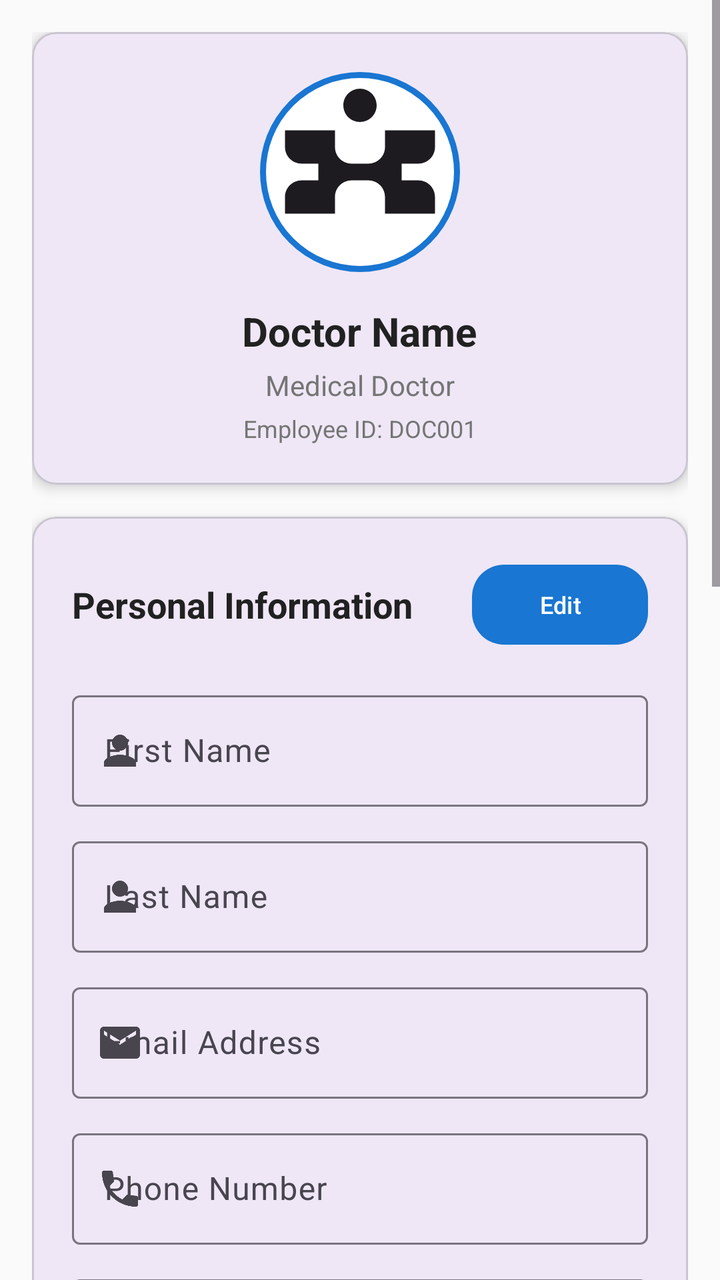
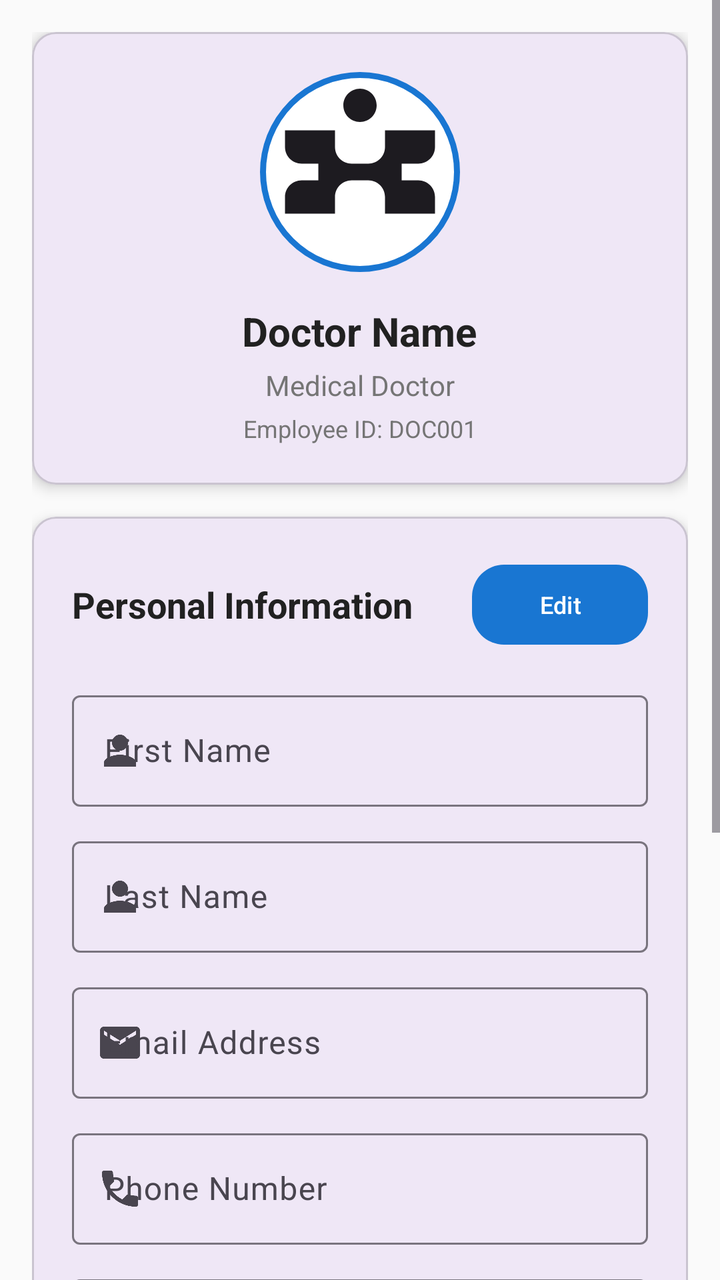

The first picture is an Android layout as it rendered before a commit; the second is the same layout after the commit. The layout source and the unified diff follow.
<!-- AndroidManifest.xml: application theme Theme.H_CAS -->
<!-- res/layout/fragment_doctor_profile.xml -->
<?xml version="1.0" encoding="utf-8"?>
<ScrollView xmlns:android="http://schemas.android.com/apk/res/android"
    xmlns:app="http://schemas.android.com/apk/res-auto"
    android:layout_width="match_parent"
    android:layout_height="match_parent"
    android:background="@color/background_light"
    android:fillViewport="true">

    <LinearLayout
        android:layout_width="match_parent"
        android:layout_height="wrap_content"
        android:orientation="vertical"
        android:padding="16dp">

        
        <com.google.android.material.card.MaterialCardView
            android:layout_width="match_parent"
            android:layout_height="wrap_content"
            android:layout_marginBottom="16dp"
            app:cardCornerRadius="12dp"
            app:cardElevation="4dp">

            <LinearLayout
                android:layout_width="match_parent"
                android:layout_height="wrap_content"
                android:orientation="vertical"
                android:padding="20dp"
                android:gravity="center">

                
                <ImageView
                    android:id="@+id/profileImageView"
                    android:layout_width="100dp"
                    android:layout_height="100dp"
                    android:layout_marginBottom="16dp"
                    android:src="@drawable/ic_doctor_avatar"
                    android:background="@drawable/doctor_avatar_background"
                    android:scaleType="centerCrop"
                    android:clickable="true"
                    android:focusable="true" />

                <TextView
                    android:id="@+id/doctorNameTextView"
                    android:layout_width="wrap_content"
                    android:layout_height="wrap_content"
                    android:text="Doctor Name"
                    android:textSize="20sp"
                    android:textStyle="bold"
                    android:textColor="@color/text_primary" />

                <TextView
                    android:id="@+id/doctorRoleTextView"
                    android:layout_width="wrap_content"
                    android:layout_height="wrap_content"
                    android:layout_marginTop="4dp"
                    android:text="Medical Doctor"
                    android:textSize="14sp"
                    android:textColor="@color/text_secondary" />

                <TextView
                    android:id="@+id/doctorIdTextView"
                    android:layout_width="wrap_content"
                    android:layout_height="wrap_content"
                    android:layout_marginTop="4dp"
                    android:text="Employee ID: DOC001"
                    android:textSize="12sp"
                    android:textColor="@color/text_secondary" />

            </LinearLayout>

        </com.google.android.material.card.MaterialCardView>

        
        <com.google.android.material.card.MaterialCardView
            android:layout_width="match_parent"
            android:layout_height="wrap_content"
            android:layout_marginBottom="16dp"
            app:cardCornerRadius="12dp"
            app:cardElevation="4dp">

            <LinearLayout
                android:layout_width="match_parent"
                android:layout_height="wrap_content"
                android:orientation="vertical"
                android:padding="20dp">

                <LinearLayout
                    android:layout_width="match_parent"
                    android:layout_height="wrap_content"
                    android:orientation="horizontal"
                    android:gravity="center_vertical"
                    android:layout_marginBottom="16dp">

                    <TextView
                        android:layout_width="0dp"
                        android:layout_height="wrap_content"
                        android:layout_weight="1"
                        android:text="Personal Information"
                        android:textSize="18sp"
                        android:textStyle="bold"
                        android:textColor="@color/text_primary" />

                    <com.google.android.material.button.MaterialButton
                        android:id="@+id/editPersonalInfoButton"
                        android:layout_width="wrap_content"
                        android:layout_height="wrap_content"
                        android:text="Edit"
                        android:textSize="12sp"
                        app:cornerRadius="16dp"
                        app:backgroundTint="@color/primary_blue"
                        android:textColor="@color/white" />

                </LinearLayout>

                
                <com.google.android.material.textfield.TextInputLayout
                    android:layout_width="match_parent"
                    android:layout_height="wrap_content"
                    android:layout_marginBottom="12dp"
                    android:hint="First Name"
                    app:startIconDrawable="@drawable/ic_person">

                    <com.google.android.material.textfield.TextInputEditText
                        android:id="@+id/inputFirstName"
                        android:layout_width="match_parent"
                        android:layout_height="wrap_content"
                        android:textSize="16sp"
                        android:inputType="textPersonName" />

                </com.google.android.material.textfield.TextInputLayout>

                <com.google.android.material.textfield.TextInputLayout
                    android:layout_width="match_parent"
                    android:layout_height="wrap_content"
                    android:layout_marginBottom="12dp"
                    android:hint="Last Name"
                    app:startIconDrawable="@drawable/ic_person">

                    <com.google.android.material.textfield.TextInputEditText
                        android:id="@+id/inputLastName"
                        android:layout_width="match_parent"
                        android:layout_height="wrap_content"
                        android:textSize="16sp"
                        android:inputType="textPersonName" />

                </com.google.android.material.textfield.TextInputLayout>

                <com.google.android.material.textfield.TextInputLayout
                    android:layout_width="match_parent"
                    android:layout_height="wrap_content"
                    android:layout_marginBottom="12dp"
                    android:hint="Email Address"
                    app:startIconDrawable="@drawable/ic_email">

                    <com.google.android.material.textfield.TextInputEditText
                        android:id="@+id/inputEmail"
                        android:layout_width="match_parent"
                        android:layout_height="wrap_content"
                        android:textSize="16sp"
                        android:inputType="textEmailAddress" />

                </com.google.android.material.textfield.TextInputLayout>

                <com.google.android.material.textfield.TextInputLayout
                    android:layout_width="match_parent"
                    android:layout_height="wrap_content"
                    android:layout_marginBottom="12dp"
                    android:hint="Phone Number"
                    app:startIconDrawable="@drawable/ic_phone">

                    <com.google.android.material.textfield.TextInputEditText
                        android:id="@+id/inputPhone"
                        android:layout_width="match_parent"
                        android:layout_height="wrap_content"
                        android:textSize="16sp"
                        android:inputType="phone" />

                </com.google.android.material.textfield.TextInputLayout>

                <com.google.android.material.textfield.TextInputLayout
                    android:layout_width="match_parent"
                    android:layout_height="wrap_content"
                    android:layout_marginBottom="12dp"
                    android:hint="Address"
                    app:startIconDrawable="@drawable/ic_location">

                    <com.google.android.material.textfield.TextInputEditText
                        android:id="@+id/inputAddress"
                        android:layout_width="match_parent"
                        android:layout_height="wrap_content"
                        android:textSize="16sp"
                        android:inputType="textPostalAddress" />

                </com.google.android.material.textfield.TextInputLayout>

            </LinearLayout>

        </com.google.android.material.card.MaterialCardView>

        
        <com.google.android.material.card.MaterialCardView
            android:layout_width="match_parent"
            android:layout_height="wrap_content"
            android:layout_marginBottom="16dp"
            app:cardCornerRadius="12dp"
            app:cardElevation="4dp">

            <LinearLayout
                android:layout_width="match_parent"
                android:layout_height="wrap_content"
                android:orientation="vertical"
                android:padding="20dp">

                <LinearLayout
                    android:layout_width="match_parent"
                    android:layout_height="wrap_content"
                    android:orientation="horizontal"
                    android:gravity="center_vertical"
                    android:layout_marginBottom="16dp">

                    <TextView
                        android:layout_width="0dp"
                        android:layout_height="wrap_content"
                        android:layout_weight="1"
                        android:text="Professional Information"
                        android:textSize="18sp"
                        android:textStyle="bold"
                        android:textColor="@color/text_primary" />

                    <com.google.android.material.button.MaterialButton
                        android:id="@+id/editProfessionalInfoButton"
                        android:layout_width="wrap_content"
                        android:layout_height="wrap_content"
                        android:text="Edit"
                        android:textSize="12sp"
                        app:cornerRadius="16dp"
                        app:backgroundTint="@color/primary_blue"
                        android:textColor="@color/white" />

                </LinearLayout>

                <com.google.android.material.textfield.TextInputLayout
                    android:layout_width="match_parent"
                    android:layout_height="wrap_content"
                    android:layout_marginBottom="12dp"
                    android:hint="License Number"
                    app:startIconDrawable="@drawable/ic_badge">

                    <com.google.android.material.textfield.TextInputEditText
                        android:id="@+id/inputLicenseNumber"
                        android:layout_width="match_parent"
                        android:layout_height="wrap_content"
                        android:textSize="16sp"
                        android:inputType="text" />

                </com.google.android.material.textfield.TextInputLayout>

                <com.google.android.material.textfield.TextInputLayout
                    android:layout_width="match_parent"
                    android:layout_height="wrap_content"
                    android:layout_marginBottom="12dp"
                    android:hint="Specialization"
                    app:startIconDrawable="@drawable/ic_medical_services">

                    <com.google.android.material.textfield.TextInputEditText
                        android:id="@+id/inputSpecialization"
                        android:layout_width="match_parent"
                        android:layout_height="wrap_content"
                        android:textSize="16sp"
                        android:inputType="text" />

                </com.google.android.material.textfield.TextInputLayout>

                <com.google.android.material.textfield.TextInputLayout
                    android:layout_width="match_parent"
                    android:layout_height="wrap_content"
                    android:layout_marginBottom="12dp"
                    android:hint="Years of Experience"
                    app:startIconDrawable="@drawable/ic_schedule">

                    <com.google.android.material.textfield.TextInputEditText
                        android:id="@+id/inputExperience"
                        android:layout_width="match_parent"
                        android:layout_height="wrap_content"
                        android:textSize="16sp"
                        android:inputType="number" />

                </com.google.android.material.textfield.TextInputLayout>

                <com.google.android.material.textfield.TextInputLayout
                    android:layout_width="match_parent"
                    android:layout_height="wrap_content"
                    android:layout_marginBottom="12dp"
                    android:hint="Department"
                    app:startIconDrawable="@drawable/ic_business">

                    <com.google.android.material.textfield.TextInputEditText
                        android:id="@+id/inputDepartment"
                        android:layout_width="match_parent"
                        android:layout_height="wrap_content"
                        android:textSize="16sp"
                        android:inputType="text" />

                </com.google.android.material.textfield.TextInputLayout>

            </LinearLayout>

        </com.google.android.material.card.MaterialCardView>

        
        <com.google.android.material.card.MaterialCardView
            android:layout_width="match_parent"
            android:layout_height="wrap_content"
            android:layout_marginBottom="16dp"
            app:cardCornerRadius="12dp"
            app:cardElevation="4dp">

            <LinearLayout
                android:layout_width="match_parent"
                android:layout_height="wrap_content"
                android:orientation="vertical"
                android:padding="20dp">

                <TextView
                    android:layout_width="wrap_content"
                    android:layout_height="wrap_content"
                    android:layout_marginBottom="16dp"
                    android:text="Account Settings"
                    android:textSize="18sp"
                    android:textStyle="bold"
                    android:textColor="@color/text_primary" />

                <com.google.android.material.button.MaterialButton
                    android:id="@+id/changePasswordButton"
                    android:layout_width="match_parent"
                    android:layout_height="56dp"
                    android:layout_marginBottom="8dp"
                    android:text="Change Password"
                    android:textSize="16sp"
                    app:icon="@drawable/ic_lock"
                    app:iconGravity="textStart"
                    app:cornerRadius="8dp"
                    app:backgroundTint="@color/warning_orange"
                    android:textColor="@color/white" />

                <com.google.android.material.button.MaterialButton
                    android:id="@+id/saveProfileButton"
                    android:layout_width="match_parent"
                    android:layout_height="56dp"
                    android:layout_marginBottom="8dp"
                    android:text="Save Profile Changes"
                    android:textSize="16sp"
                    app:icon="@drawable/ic_save"
                    app:iconGravity="textStart"
                    app:cornerRadius="8dp"
                    app:backgroundTint="@color/success_green"
                    android:textColor="@color/white" />

            </LinearLayout>

        </com.google.android.material.card.MaterialCardView>

    </LinearLayout>

</ScrollView>
<!-- resources referenced by this layout -->
<resources>
  <color name="background_light">#FAFAFA</color>
  <color name="primary_blue">#1976D2</color>
  <color name="success_green">#4CAF50</color>
  <color name="text_primary">#212121</color>
  <color name="text_secondary">#757575</color>
  <color name="warning_orange">#FF9800</color>
  <color name="white">#FFFFFFFF</color>
  <!-- drawable doctor_avatar_background (drawable) -->
  <?xml version="1.0" encoding="utf-8"?>
  <shape xmlns:android="http://schemas.android.com/apk/res/android"
      android:shape="oval">
      
      <solid android:color="@color/white" />
      
      <stroke
          android:width="3dp"
          android:color="@color/primary_blue" />
          
  </shape>
  <!-- drawable ic_badge (drawable) -->
  <vector xmlns:android="http://schemas.android.com/apk/res/android"
      android:width="24dp"
      android:height="24dp"
      android:viewportWidth="24"
      android:viewportHeight="24"
      android:tint="?attr/colorOnSurface">
    <path
        android:fillColor="@android:color/white"
        android:pathData="M12,2C13.1,2 14,2.9 14,4C14,5.1 13.1,6 12,6C10.9,6 10,5.1 10,4C10,2.9 10.9,2 12,2ZM21,9V7L15,7V9C15,10.1 14.1,11 13,11H11C9.9,11 9,10.1 9,9V7H3V9C3,10.1 3.9,11 5,11H7V13H5C3.9,13 3,13.9 3,15V17H9V15C9,13.9 9.9,13 11,13H13C14.1,13 15,13.9 15,15V17H21V15C21,13.9 20.1,13 19,13H17V11H19C20.1,11 21,10.1 21,9Z"/>
  </vector>
  <!-- drawable ic_business (drawable) -->
  <vector xmlns:android="http://schemas.android.com/apk/res/android"
      android:width="24dp"
      android:height="24dp"
      android:viewportWidth="24"
      android:viewportHeight="24"
      android:tint="?attr/colorOnSurface">
    <path
        android:fillColor="@android:color/white"
        android:pathData="M12,7V3H2v18h20V7H12zM6,19H4v-2h2V19zM6,15H4v-2h2V15zM6,11H4V9h2V11zM6,7H4V5h2V7zM10,19H8v-2h2V19zM10,15H8v-2h2V15zM10,11H8V9h2V11zM10,7H8V5h2V7zM20,19h-8v-2h2v-2h-2v-2h2v-2h-2V9h8V19zM18,11h-2v2h2V11zM18,15h-2v2h2V15z"/>
  </vector>
  <!-- drawable ic_medical_services (drawable) -->
  <vector xmlns:android="http://schemas.android.com/apk/res/android"
      android:width="24dp"
      android:height="24dp"
      android:viewportWidth="24"
      android:viewportHeight="24"
      android:tint="?attr/colorOnSurface">
    <path
        android:fillColor="@android:color/white"
        android:pathData="M19.8,2l-8.2,6.5L3.2,2C2.9,1.8 2.4,1.8 2.1,2.1 1.8,2.4 1.8,2.9 2.1,3.2L10,9.5v9.5c0,0.6 0.4,1 1,1s1,-0.4 1,-1v-9.5l7.9,-6.3c0.3,-0.3 0.3,-0.8 0,-1.1C20.6,1.8 20.1,1.8 19.8,2z"/>
  </vector>
  <!-- drawable ic_person (drawable) -->
  <vector xmlns:android="http://schemas.android.com/apk/res/android"
      android:width="24dp"
      android:height="24dp"
      android:viewportWidth="24"
      android:viewportHeight="24"
      android:tint="?attr/colorOnSurface">
    <path
        android:fillColor="@android:color/white"
        android:pathData="M12,12c2.21,0 4,-1.79 4,-4s-1.79,-4 -4,-4 -4,1.79 -4,4 1.79,4 4,4zM12,14c-2.67,0 -8,1.34 -8,4v2h16v-2c0,-2.66 -5.33,-4 -8,-4z"/>
  </vector>
  <!-- drawable ic_schedule (drawable) -->
  <vector xmlns:android="http://schemas.android.com/apk/res/android"
      android:width="24dp"
      android:height="24dp"
      android:viewportWidth="24"
      android:viewportHeight="24"
      android:tint="?attr/colorOnSurface">
    <path
        android:fillColor="@android:color/white"
        android:pathData="M11.99,2C6.47,2 2,6.48 2,12s4.47,10 9.99,10C17.52,22 22,17.52 22,12S17.52,2 11.99,2zM12,20c-4.42,0 -8,-3.58 -8,-8s3.58,-8 8,-8 8,3.58 8,8 -3.58,8 -8,8zM12.5,7H11v6l5.25,3.15 0.75,-1.23 -4.5,-2.67z"/>
  </vector>
  <style name="Theme.H_CAS" parent="Base.Theme.H_CAS" />
  <style name="Base.Theme.H_CAS" parent="Theme.Material3.DayNight.NoActionBar">
          
          
      </style>
  <!-- unchanged entries left out for length: 6 -->
</resources>

<!-- the commit's change to res/layout/fragment_doctor_profile.xml (unified diff, before → after) -->
@@ -211,116 +211,6 @@
                 android:orientation="vertical"
                 android:padding="20dp">
 
-                <LinearLayout
-                    android:layout_width="match_parent"
-                    android:layout_height="wrap_content"
-                    android:orientation="horizontal"
-                    android:gravity="center_vertical"
-                    android:layout_marginBottom="16dp">
-
-                    <TextView
-                        android:layout_width="0dp"
-                        android:layout_height="wrap_content"
-                        android:layout_weight="1"
-                        android:text="Professional Information"
-                        android:textSize="18sp"
-                        android:textStyle="bold"
-                        android:textColor="@color/text_primary" />
-
-                    <com.google.android.material.button.MaterialButton
-                        android:id="@+id/editProfessionalInfoButton"
-                        android:layout_width="wrap_content"
-                        android:layout_height="wrap_content"
-                        android:text="Edit"
-                        android:textSize="12sp"
-                        app:cornerRadius="16dp"
-                        app:backgroundTint="@color/primary_blue"
-                        android:textColor="@color/white" />
-
-                </LinearLayout>
-
-                <com.google.android.material.textfield.TextInputLayout
-                    android:layout_width="match_parent"
-                    android:layout_height="wrap_content"
-                    android:layout_marginBottom="12dp"
-                    android:hint="License Number"
-                    app:startIconDrawable="@drawable/ic_badge">
-
-                    <com.google.android.material.textfield.TextInputEditText
-                        android:id="@+id/inputLicenseNumber"
-                        android:layout_width="match_parent"
-                        android:layout_height="wrap_content"
-                        android:textSize="16sp"
-                        android:inputType="text" />
-
-                </com.google.android.material.textfield.TextInputLayout>
-
-                <com.google.android.material.textfield.TextInputLayout
-                    android:layout_width="match_parent"
-                    android:layout_height="wrap_content"
-                    android:layout_marginBottom="12dp"
-                    android:hint="Specialization"
-                    app:startIconDrawable="@drawable/ic_medical_services">
-
-                    <com.google.android.material.textfield.TextInputEditText
-                        android:id="@+id/inputSpecialization"
-                        android:layout_width="match_parent"
-                        android:layout_height="wrap_content"
-                        android:textSize="16sp"
-                        android:inputType="text" />
-
-                </com.google.android.material.textfield.TextInputLayout>
-
-                <com.google.android.material.textfield.TextInputLayout
-                    android:layout_width="match_parent"
-                    android:layout_height="wrap_content"
-                    android:layout_marginBottom="12dp"
-                    android:hint="Years of Experience"
-                    app:startIconDrawable="@drawable/ic_schedule">
-
-                    <com.google.android.material.textfield.TextInputEditText
-                        android:id="@+id/inputExperience"
-                        android:layout_width="match_parent"
-                        android:layout_height="wrap_content"
-                        android:textSize="16sp"
-                        android:inputType="number" />
-
-                </com.google.android.material.textfield.TextInputLayout>
-
-                <com.google.android.material.textfield.TextInputLayout
-                    android:layout_width="match_parent"
-                    android:layout_height="wrap_content"
-                    android:layout_marginBottom="12dp"
-                    android:hint="Department"
-                    app:startIconDrawable="@drawable/ic_business">
-
-                    <com.google.android.material.textfield.TextInputEditText
-                        android:id="@+id/inputDepartment"
-                        android:layout_width="match_parent"
-                        android:layout_height="wrap_content"
-                        android:textSize="16sp"
-                        android:inputType="text" />
-
-                </com.google.android.material.textfield.TextInputLayout>
-
-            </LinearLayout>
-
-        </com.google.android.material.card.MaterialCardView>
-
-        
-        <com.google.android.material.card.MaterialCardView
-            android:layout_width="match_parent"
-            android:layout_height="wrap_content"
-            android:layout_marginBottom="16dp"
-            app:cardCornerRadius="12dp"
-            app:cardElevation="4dp">
-
-            <LinearLayout
-                android:layout_width="match_parent"
-                android:layout_height="wrap_content"
-                android:orientation="vertical"
-                android:padding="20dp">
-
                 <TextView
                     android:layout_width="wrap_content"
                     android:layout_height="wrap_content"
<!-- resource entries referenced after the edit -->
@@ -19,39 +19,6 @@
           android:color="@color/primary_blue" />
           
   </shape>
-  <!-- drawable ic_badge (drawable) -->
-  <vector xmlns:android="http://schemas.android.com/apk/res/android"
-      android:width="24dp"
-      android:height="24dp"
-      android:viewportWidth="24"
-      android:viewportHeight="24"
-      android:tint="?attr/colorOnSurface">
-    <path
-        android:fillColor="@android:color/white"
-        android:pathData="M12,2C13.1,2 14,2.9 14,4C14,5.1 13.1,6 12,6C10.9,6 10,5.1 10,4C10,2.9 10.9,2 12,2ZM21,9V7L15,7V9C15,10.1 14.1,11 13,11H11C9.9,11 9,10.1 9,9V7H3V9C3,10.1 3.9,11 5,11H7V13H5C3.9,13 3,13.9 3,15V17H9V15C9,13.9 9.9,13 11,13H13C14.1,13 15,13.9 15,15V17H21V15C21,13.9 20.1,13 19,13H17V11H19C20.1,11 21,10.1 21,9Z"/>
-  </vector>
-  <!-- drawable ic_business (drawable) -->
-  <vector xmlns:android="http://schemas.android.com/apk/res/android"
-      android:width="24dp"
-      android:height="24dp"
-      android:viewportWidth="24"
-      android:viewportHeight="24"
-      android:tint="?attr/colorOnSurface">
-    <path
-        android:fillColor="@android:color/white"
-        android:pathData="M12,7V3H2v18h20V7H12zM6,19H4v-2h2V19zM6,15H4v-2h2V15zM6,11H4V9h2V11zM6,7H4V5h2V7zM10,19H8v-2h2V19zM10,15H8v-2h2V15zM10,11H8V9h2V11zM10,7H8V5h2V7zM20,19h-8v-2h2v-2h-2v-2h2v-2h-2V9h8V19zM18,11h-2v2h2V11zM18,15h-2v2h2V15z"/>
-  </vector>
-  <!-- drawable ic_medical_services (drawable) -->
-  <vector xmlns:android="http://schemas.android.com/apk/res/android"
-      android:width="24dp"
-      android:height="24dp"
-      android:viewportWidth="24"
-      android:viewportHeight="24"
-      android:tint="?attr/colorOnSurface">
-    <path
-        android:fillColor="@android:color/white"
-        android:pathData="M19.8,2l-8.2,6.5L3.2,2C2.9,1.8 2.4,1.8 2.1,2.1 1.8,2.4 1.8,2.9 2.1,3.2L10,9.5v9.5c0,0.6 0.4,1 1,1s1,-0.4 1,-1v-9.5l7.9,-6.3c0.3,-0.3 0.3,-0.8 0,-1.1C20.6,1.8 20.1,1.8 19.8,2z"/>
-  </vector>
   <!-- drawable ic_person (drawable) -->
   <vector xmlns:android="http://schemas.android.com/apk/res/android"
       android:width="24dp"
@@ -63,17 +30,6 @@
         android:fillColor="@android:color/white"
         android:pathData="M12,12c2.21,0 4,-1.79 4,-4s-1.79,-4 -4,-4 -4,1.79 -4,4 1.79,4 4,4zM12,14c-2.67,0 -8,1.34 -8,4v2h16v-2c0,-2.66 -5.33,-4 -8,-4z"/>
   </vector>
-  <!-- drawable ic_schedule (drawable) -->
-  <vector xmlns:android="http://schemas.android.com/apk/res/android"
-      android:width="24dp"
-      android:height="24dp"
-      android:viewportWidth="24"
-      android:viewportHeight="24"
-      android:tint="?attr/colorOnSurface">
-    <path
-        android:fillColor="@android:color/white"
-        android:pathData="M11.99,2C6.47,2 2,6.48 2,12s4.47,10 9.99,10C17.52,22 22,17.52 22,12S17.52,2 11.99,2zM12,20c-4.42,0 -8,-3.58 -8,-8s3.58,-8 8,-8 8,3.58 8,8 -3.58,8 -8,8zM12.5,7H11v6l5.25,3.15 0.75,-1.23 -4.5,-2.67z"/>
-  </vector>
   <style name="Theme.H_CAS" parent="Base.Theme.H_CAS" />
   <style name="Base.Theme.H_CAS" parent="Theme.Material3.DayNight.NoActionBar">
           
